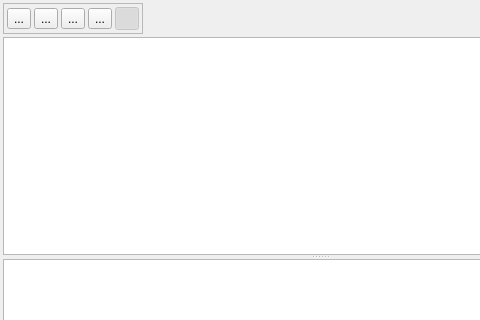
First picture: the form in src/gui/ui/SqlWidget.ui, repository Ascent-Group/visual-db, before the edit; both pictures show x 0 to 480 and y 0 to 320 of the 640 by 480 pixel window.
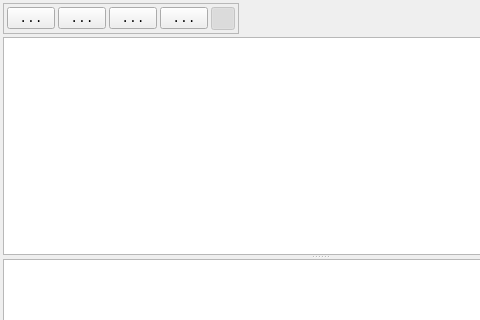
Second picture: the form after the edit. Icons and pictures are not drawn.

Commit message: * Set font to monospace. Reason: it is easier to write queries with this font.

What changed in the file:
```diff
--- a/src/gui/ui/SqlWidget.ui
+++ b/src/gui/ui/SqlWidget.ui
@@ -10,6 +10,12 @@
     <height>480</height>
    </rect>
   </property>
+  <property name="font">
+   <font>
+    <family>Monospace</family>
+    <pointsize>10</pointsize>
+   </font>
+  </property>
   <property name="windowTitle">
    <string>Form</string>
   </property>
```
